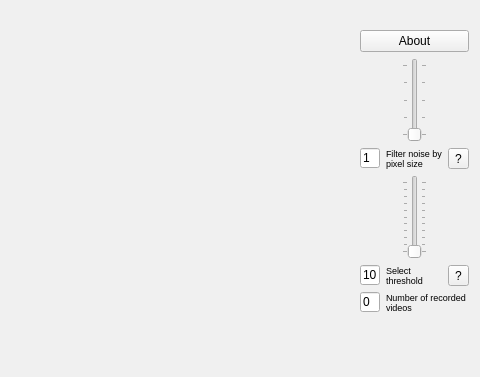
Old version of the form ui-qt/mainwindow.ui in the repository UFOID/UFO-Detector; both pictures show x 580 to 1060 and y 0 to 377 of the 1060 by 590 pixel window.
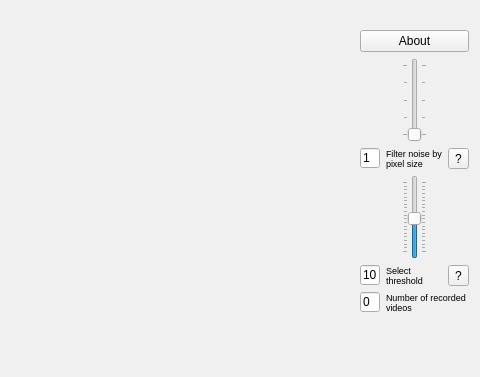
New version of the form. Custom widgets are drawn as their Qt base class.

The edit to the form file:
```diff
--- a/ui-qt/mainwindow.ui
+++ b/ui-qt/mainwindow.ui
@@ -708,7 +708,7 @@
           <item>
            <widget class="QSlider" name="sliderThresh">
             <property name="minimum">
-             <number>10</number>
+             <number>1</number>
             </property>
             <property name="maximum">
              <number>20</number>
```
